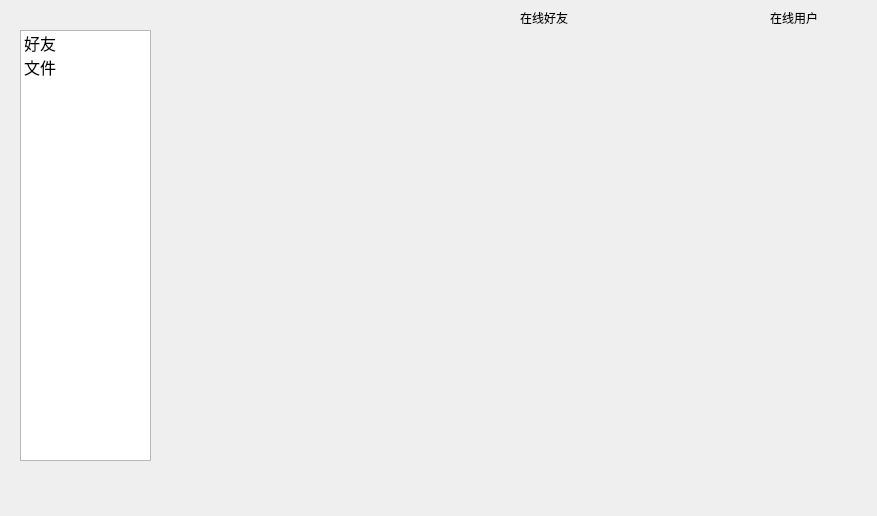
The window that TcpClient/mainmenu.ui (13097339905/myNetworkDisk) describes before a commit, drawn with Qt 5.
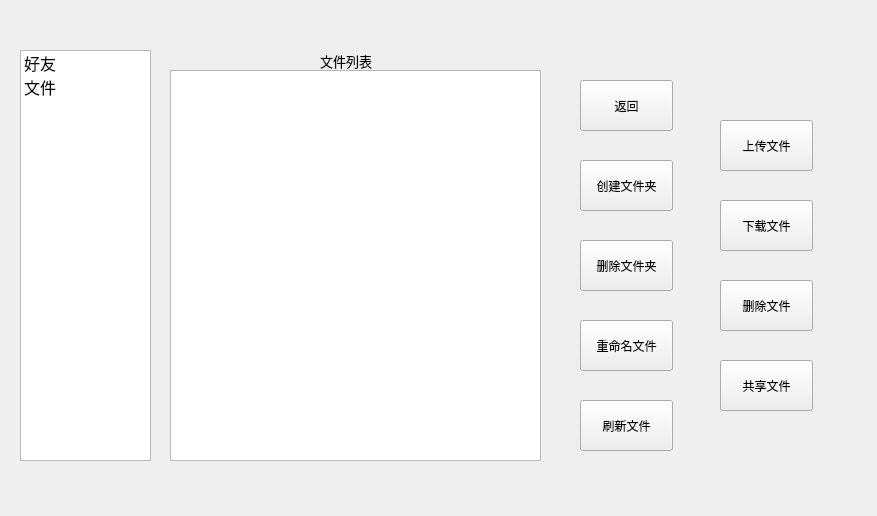
The same window after the commit. The open tabs and pages were chosen to show the change.

The edit to the form file:
```diff
--- a/TcpClient/mainmenu.ui
+++ b/TcpClient/mainmenu.ui
@@ -17,9 +17,9 @@
    <property name="geometry">
     <rect>
      <x>20</x>
-     <y>30</y>
+     <y>50</y>
      <width>131</width>
-     <height>431</height>
+     <height>411</height>
     </rect>
    </property>
    <property name="font">
@@ -185,47 +185,212 @@
       <string>加好友</string>
      </property>
     </widget>
+    <widget class="QLabel" name="welcomeLabel">
+     <property name="geometry">
+      <rect>
+       <x>90</x>
+       <y>10</y>
+       <width>131</width>
+       <height>20</height>
+      </rect>
+     </property>
+     <property name="font">
+      <font>
+       <family>微软雅黑</family>
+       <pointsize>10</pointsize>
+      </font>
+     </property>
+     <property name="text">
+      <string/>
+     </property>
+    </widget>
+    <widget class="QLabel" name="onlineFriendLabel">
+     <property name="geometry">
+      <rect>
+       <x>340</x>
+       <y>10</y>
+       <width>71</width>
+       <height>21</height>
+      </rect>
+     </property>
+     <property name="font">
+      <font>
+       <family>微软雅黑</family>
+       <pointsize>10</pointsize>
+      </font>
+     </property>
+     <property name="text">
+      <string>在线好友</string>
+     </property>
+    </widget>
+    <widget class="QLabel" name="onlineUserLabel">
+     <property name="geometry">
+      <rect>
+       <x>590</x>
+       <y>10</y>
+       <width>72</width>
+       <height>21</height>
+      </rect>
+     </property>
+     <property name="font">
+      <font>
+       <family>微软雅黑</family>
+       <pointsize>10</pointsize>
+      </font>
+     </property>
+     <property name="text">
+      <string>在线用户</string>
+     </property>
+    </widget>
    </widget>
-   <widget class="QWidget" name="filePage"/>
-  </widget>
-  <widget class="QLabel" name="onlineUserLabel">
-   <property name="geometry">
-    <rect>
-     <x>770</x>
-     <y>10</y>
-     <width>72</width>
-     <height>15</height>
-    </rect>
-   </property>
-   <property name="text">
-    <string>在线用户</string>
-   </property>
-  </widget>
-  <widget class="QLabel" name="onlineFriendLabel">
-   <property name="geometry">
-    <rect>
-     <x>520</x>
-     <y>10</y>
-     <width>72</width>
-     <height>15</height>
-    </rect>
-   </property>
-   <property name="text">
-    <string>在线好友</string>
-   </property>
-  </widget>
-  <widget class="QLabel" name="welcomeLabel">
-   <property name="geometry">
-    <rect>
-     <x>260</x>
-     <y>10</y>
-     <width>131</width>
-     <height>20</height>
-    </rect>
-   </property>
-   <property name="text">
-    <string/>
-   </property>
+   <widget class="QWidget" name="filePage">
+    <widget class="QListWidget" name="fileListWidget">
+     <property name="geometry">
+      <rect>
+       <x>0</x>
+       <y>40</y>
+       <width>371</width>
+       <height>391</height>
+      </rect>
+     </property>
+    </widget>
+    <widget class="QLabel" name="label">
+     <property name="geometry">
+      <rect>
+       <x>150</x>
+       <y>20</y>
+       <width>91</width>
+       <height>21</height>
+      </rect>
+     </property>
+     <property name="font">
+      <font>
+       <family>微软雅黑</family>
+       <pointsize>10</pointsize>
+      </font>
+     </property>
+     <property name="text">
+      <string>文件列表</string>
+     </property>
+    </widget>
+    <widget class="QPushButton" name="returnPushButton">
+     <property name="geometry">
+      <rect>
+       <x>410</x>
+       <y>50</y>
+       <width>93</width>
+       <height>51</height>
+      </rect>
+     </property>
+     <property name="text">
+      <string>返回</string>
+     </property>
+    </widget>
+    <widget class="QPushButton" name="newFolderPushButton">
+     <property name="geometry">
+      <rect>
+       <x>410</x>
+       <y>130</y>
+       <width>93</width>
+       <height>51</height>
+      </rect>
+     </property>
+     <property name="text">
+      <string>创建文件夹</string>
+     </property>
+    </widget>
+    <widget class="QPushButton" name="deleteFolderButton">
+     <property name="geometry">
+      <rect>
+       <x>410</x>
+       <y>210</y>
+       <width>93</width>
+       <height>51</height>
+      </rect>
+     </property>
+     <property name="text">
+      <string>删除文件夹</string>
+     </property>
+    </widget>
+    <widget class="QPushButton" name="reNamePushButton">
+     <property name="geometry">
+      <rect>
+       <x>410</x>
+       <y>290</y>
+       <width>93</width>
+       <height>51</height>
+      </rect>
+     </property>
+     <property name="text">
+      <string>重命名文件</string>
+     </property>
+    </widget>
+    <widget class="QPushButton" name="flushFilePushButton">
+     <property name="geometry">
+      <rect>
+       <x>410</x>
+       <y>370</y>
+       <width>93</width>
+       <height>51</height>
+      </rect>
+     </property>
+     <property name="text">
+      <string>刷新文件</string>
+     </property>
+    </widget>
+    <widget class="QPushButton" name="uploadPushButton">
+     <property name="geometry">
+      <rect>
+       <x>550</x>
+       <y>90</y>
+       <width>93</width>
+       <height>51</height>
+      </rect>
+     </property>
+     <property name="text">
+      <string>上传文件</string>
+     </property>
+    </widget>
+    <widget class="QPushButton" name="downloadPushButton">
+     <property name="geometry">
+      <rect>
+       <x>550</x>
+       <y>170</y>
+       <width>93</width>
+       <height>51</height>
+      </rect>
+     </property>
+     <property name="text">
+      <string>下载文件</string>
+     </property>
+    </widget>
+    <widget class="QPushButton" name="deleteFilePushButton">
+     <property name="geometry">
+      <rect>
+       <x>550</x>
+       <y>250</y>
+       <width>93</width>
+       <height>51</height>
+      </rect>
+     </property>
+     <property name="text">
+      <string>删除文件</string>
+     </property>
+    </widget>
+    <widget class="QPushButton" name="shareFilePushButton">
+     <property name="geometry">
+      <rect>
+       <x>550</x>
+       <y>330</y>
+       <width>93</width>
+       <height>51</height>
+      </rect>
+     </property>
+     <property name="text">
+      <string>共享文件</string>
+     </property>
+    </widget>
+   </widget>
   </widget>
  </widget>
  <resources/>
```
Left out of the diff: 24 changed lines with no effect on the pictures.
